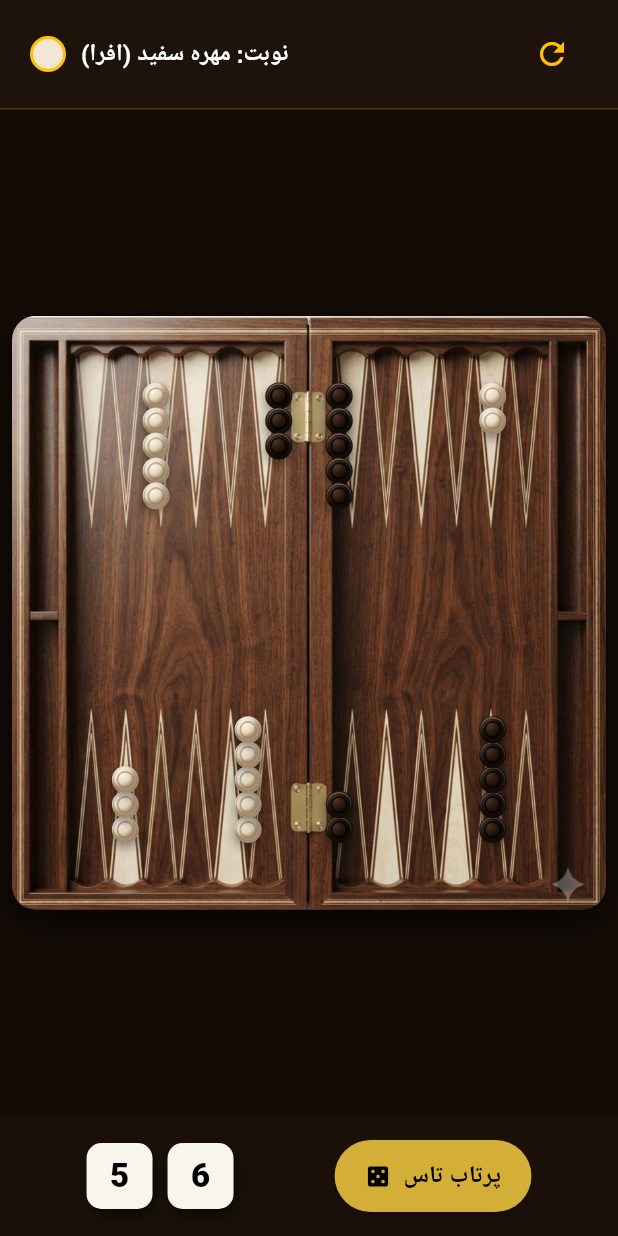
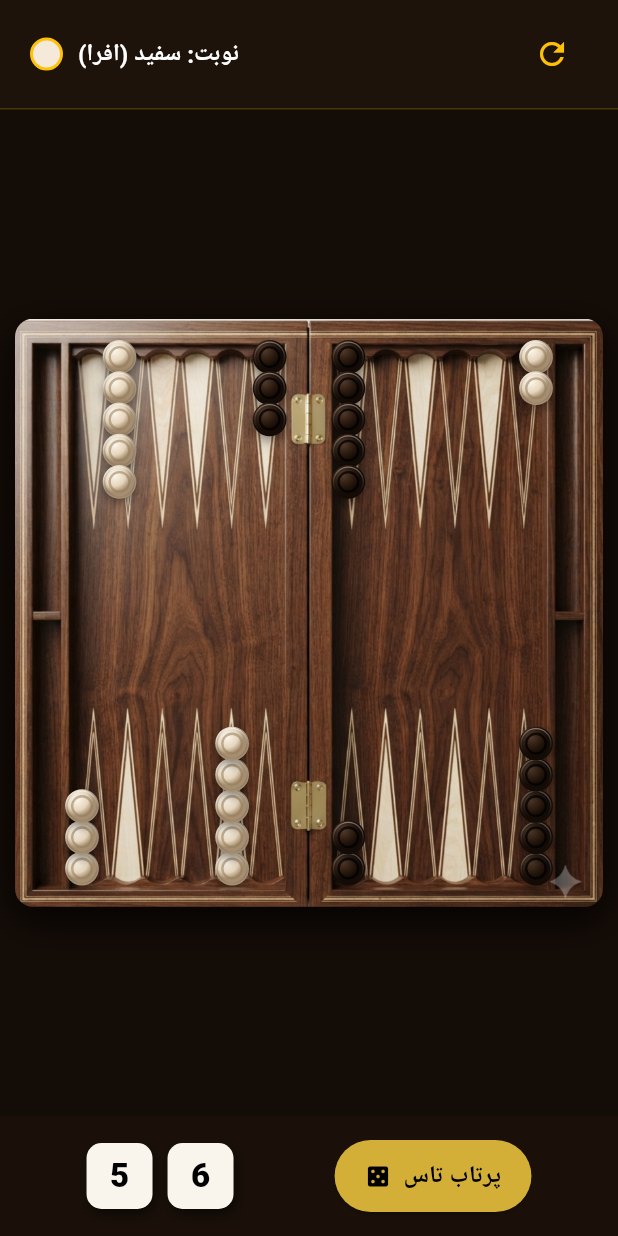
Before and after one commit to leoamirstar-cmd/AMIR, a Flutter app: the screen it shows after launch, after a tap on "پرتاب تاس", on a phone screen of 412 x 824 dp. Run offline on Flutter 3.47's test engine with Material 3 defaults, Android fonts, the phone set to English and light mode, and no system bars.

Commit message:
Update main.dart

```diff
--- a/lib/main.dart
+++ b/lib/main.dart
@@ -1,6 +1,5 @@
 import 'package:flutter/material.dart';
 import 'package:flutter/services.dart';
-import 'dart:math' as math;
 import 'game_model.dart';
 
 void main() {
@@ -49,22 +48,22 @@ class _BackgammonGameScreenState extends State<BackgammonGameScreen> {
             Expanded(
               child: Center(
                 child: Padding(
-                  padding: const EdgeInsets.symmetric(horizontal: 8.0, vertical: 4.0),
+                  padding: const EdgeInsets.symmetric(horizontal: 10.0, vertical: 6.0),
                   child: AspectRatio(
                     aspectRatio: 1.0,
                     child: Container(
                       decoration: BoxDecoration(
                         boxShadow: [
                           BoxShadow(
-                            color: Colors.black.withOpacity(0.8),
-                            blurRadius: 20,
+                            color: Colors.black.withOpacity(0.85),
+                            blurRadius: 22,
                             offset: const Offset(0, 8),
                           ),
                         ],
-                        borderRadius: BorderRadius.circular(16),
+                        borderRadius: BorderRadius.circular(12),
                       ),
                       child: ClipRRect(
-                        borderRadius: BorderRadius.circular(16),
+                        borderRadius: BorderRadius.circular(12),
                         child: Stack(
                           children: [
                             Positioned.fill(
@@ -75,7 +74,7 @@ class _BackgammonGameScreenState extends State<BackgammonGameScreen> {
                             ),
                             Positioned.fill(
                               child: CustomPaint(
-                                painter: CalibratedCheckersPainter(
+                                painter: SymmetricalCheckersPainter(
                                   game: game,
                                   selectedPointIndex: selectedPointIndex,
                                 ),
@@ -112,17 +111,17 @@ class _BackgammonGameScreenState extends State<BackgammonGameScreen> {
           Row(
             children: [
               Container(
-                width: 24,
-                height: 24,
+                width: 22,
+                height: 22,
                 decoration: BoxDecoration(
                   shape: BoxShape.circle,
-                  color: isWhite ? const Color(0xFFF3E7D3) : const Color(0xFF261910),
+                  color: isWhite ? const Color(0xFFF5EADA) : const Color(0xFF261910),
                   border: Border.all(color: Colors.amber, width: 2),
                 ),
               ),
               const SizedBox(width: 10),
               Text(
-                isWhite ? 'نوبت: مهره سفید (افرا)' : 'نوبت: مهره مشکی (گردو)',
+                isWhite ? 'نوبت: سفید (افرا)' : 'نوبت: مشکی (گردو)',
                 style: const TextStyle(
                   color: Colors.white,
                   fontWeight: FontWeight.bold,
@@ -222,12 +221,12 @@ class _BackgammonGameScreenState extends State<BackgammonGameScreen> {
   }
 }
 
-/// نقاش دقیق کالیبره‌شده روی مثلث‌های عکس board.png
-class CalibratedCheckersPainter extends CustomPainter {
+/// نقاش دقیق بر اساس عکس کراپ‌شده بدون حاشیه خارجی
+class SymmetricalCheckersPainter extends CustomPainter {
   final BackgammonGame game;
   final int? selectedPointIndex;
 
-  CalibratedCheckersPainter({
+  SymmetricalCheckersPainter({
     required this.game,
     this.selectedPointIndex,
   });
@@ -237,25 +236,18 @@ class CalibratedCheckersPainter extends CustomPainter {
     final W = size.width;
     final H = size.height;
 
-    // کالیبراسیون دقیق بر اساس تصویر board.png شما:
-    // سمت چپ: حاشیه بیرونی + شیار جمع‌آوری مهره = حدود ۱۶.۵٪ عرض
-    final leftTrayEnd = W * 0.165;
-    // لولای وسط: بین ۴۷.۵٪ تا ۵۲.۵٪ عرض
-    final leftFieldEnd = W * 0.475;
-    final rightFieldStart = W * 0.525;
-    // سمت راست: شیار جمع‌آوری مهره = از ۸۳.۵٪ تا انتها
-    final rightFieldEnd = W * 0.835;
+    // پارامترهای هندسی دقیق عکس جدید:
+    final leftFieldStart = W * 0.082;
+    final leftFieldEnd = W * 0.465;
+    final rightFieldStart = W * 0.535;
+    final rightFieldEnd = W * 0.918;
 
-    // عرض هر خانه (۶ مثلث در سمت چپ، ۶ مثلث در سمت راست)
-    final leftPointWidth = (leftFieldEnd - leftTrayEnd) / 6.0;
-    final rightPointWidth = (rightFieldEnd - rightFieldStart) / 6.0;
+    final leftStep = (leftFieldEnd - leftFieldStart) / 6.0;
+    final rightStep = (rightFieldEnd - rightFieldStart) / 6.0;
 
-    // اندازه قطر مهره (کمی کوچک‌تر از عرض مثلث تا توی دلش بشینه)
-    final checkerRadius = leftPointWidth * 0.44;
-
-    // موقعیت Y شروع مهره‌ها از بالا و پایین (دقیقاً روی انحنای مثلث‌ها)
-    final topBaseY = H * 0.135;
-    final bottomBaseY = H * 0.865;
+    final checkerRadius = leftStep * 0.45;
+    final topBaseY = H * 0.065;
+    final bottomBaseY = H * 0.935;
     final checkerSpacing = checkerRadius * 1.85;
 
     for (int i = 0; i < 24; i++) {
@@ -266,30 +258,29 @@ class CalibratedCheckersPainter extends CustomPainter {
       double centerX = 0;
 
       if (isTop) {
-        // خانه‌های ۱۲ تا ۲۳ (بالای تخته)
+        // ۱۲ تا ۲۳ بالا:
+        // ۱۲ تا ۱۷ (چپ بالا، از لولا به سمت لبه چپ)
         if (i <= 17) {
-          // ۱۲ تا ۱۷: سمت چپ بالا (از وسط به سمت چپ)
-          final indexInBlock = 17 - i;
-          centerX = leftTrayEnd + (indexInBlock * leftPointWidth) + (leftPointWidth / 2);
+          final col = 17 - i;
+          centerX = leftFieldStart + (col * leftStep) + (leftStep / 2);
         } else {
-          // ۱۸ تا ۲۳: سمت راست بالا (از وسط به سمت راست)
-          final indexInBlock = i - 18;
-          centerX = rightFieldStart + (indexInBlock * rightPointWidth) + (rightPointWidth / 2);
+          // ۱۸ تا ۲۳ (راست بالا، از لولا به سمت لبه راست)
+          final col = i - 18;
+          centerX = rightFieldStart + (col * rightStep) + (rightStep / 2);
         }
       } else {
-        // خانه‌های ۰ تا ۱۱ (پایین تخته)
+        // ۰ تا ۱۱ پایین:
+        // ۰ تا ۵ (راست پایین)
         if (i <= 5) {
-          // ۰ تا ۵: سمت راست پایین
-          final indexInBlock = i;
-          centerX = rightFieldStart + (indexInBlock * rightPointWidth) + (rightPointWidth / 2);
+          final col = i;
+          centerX = rightFieldStart + (col * rightStep) + (rightStep / 2);
         } else {
-          // ۶ تا ۱۱: سمت چپ پایین
-          final indexInBlock = 11 - i;
-          centerX = leftTrayEnd + (indexInBlock * leftPointWidth) + (leftPointWidth / 2);
+          // ۶ تا ۱۱ (چپ پایین)
+          final col = 11 - i;
+          centerX = leftFieldStart + (col * leftStep) + (leftStep / 2);
         }
       }
 
-      // رسم مهره‌ها
       for (int c = 0; c < point.count; c++) {
         final centerY = isTop
             ? topBaseY + (c * checkerSpacing)
@@ -313,7 +304,7 @@ class CalibratedCheckersPainter extends CustomPainter {
     bool isWhite,
     bool isSelected,
   ) {
-    // ۱. سایه نرم چوب
+    // ۱. سایه طبیعی روی چوب
     final shadowPaint = Paint()
       ..color = Colors.black.withOpacity(isSelected ? 0.6 : 0.45)
       ..maskFilter = MaskFilter.blur(BlurStyle.normal, isSelected ? 8 : 4);
@@ -324,7 +315,7 @@ class CalibratedCheckersPainter extends CustomPainter {
       shadowPaint,
     );
 
-    // ۲. گرادیانت چوب مهره (افرا یا گردو)
+    // ۲. گرادیانت چوب گردو یا افرا
     final baseGradient = isWhite
         ? const RadialGradient(
             center: Alignment(-0.3, -0.4),
@@ -344,7 +335,7 @@ class CalibratedCheckersPainter extends CustomPainter {
 
     canvas.drawCircle(center, radius, basePaint);
 
-    // ۳. شیار سنتی وسط مهره
+    // ۳. شیار خراطی‌شده سنتی وسط مهره
     final ringPaint = Paint()
       ..style = PaintingStyle.stroke
       ..strokeWidth = radius * 0.14
@@ -354,7 +345,7 @@ class CalibratedCheckersPainter extends CustomPainter {
 
     canvas.drawCircle(center, radius * 0.58, ringPaint);
 
-    // ۴. های‌لایت براق سه‌بعدی
+    // ۴. های‌لایت نور براق لبه مهره
     final highlightPaint = Paint()
       ..style = PaintingStyle.stroke
       ..strokeWidth = radius * 0.08
```
